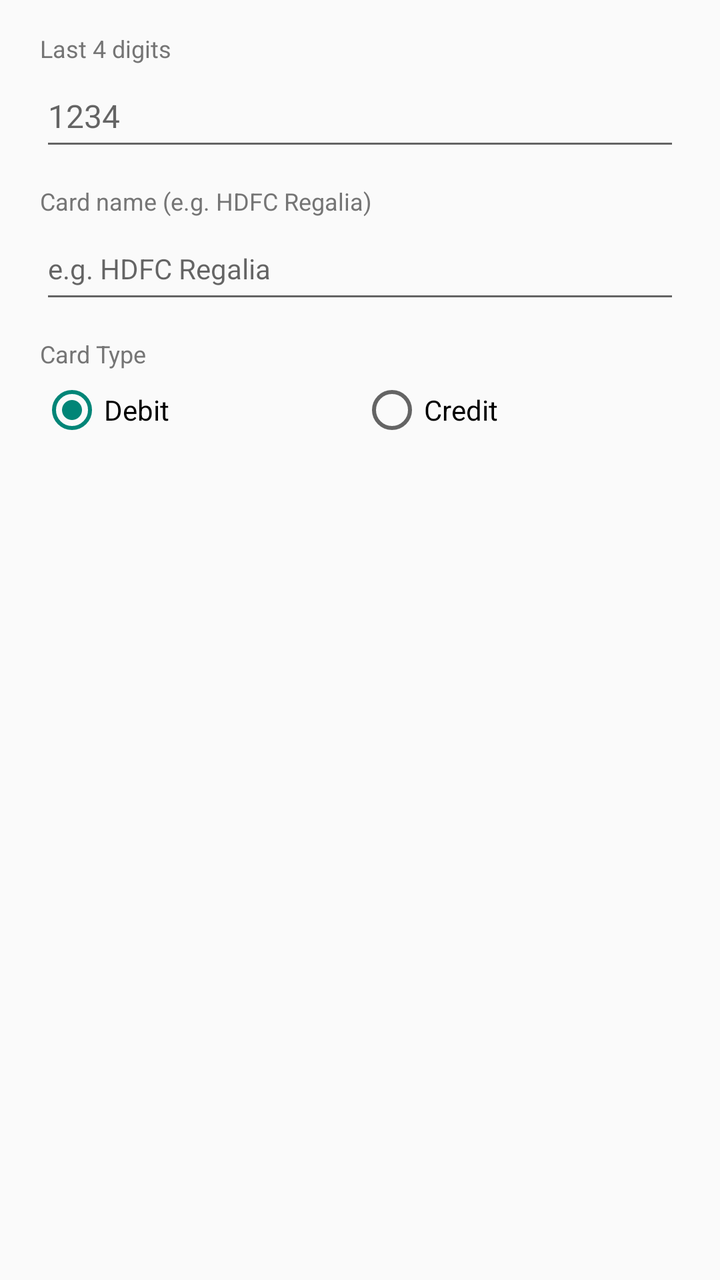
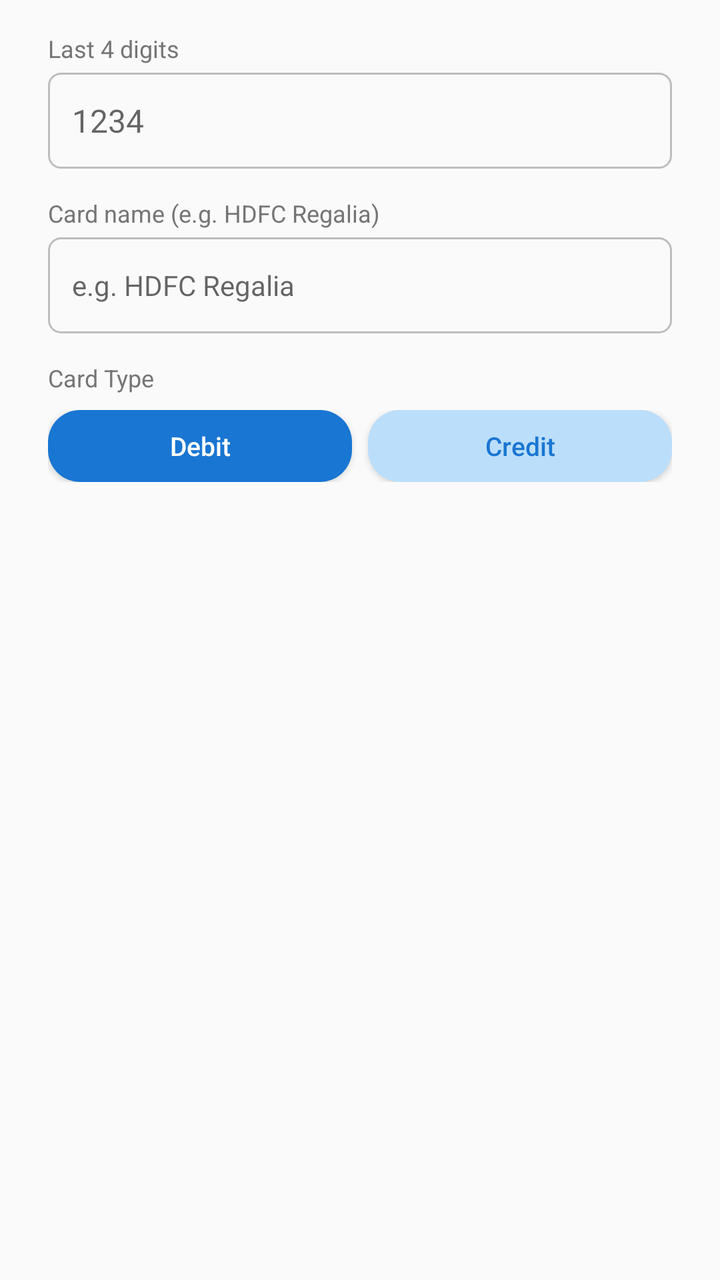

Two renders of the same Android screen: before a commit and after it. Below are the layout's source before the change and the commit's diff.
<!-- AndroidManifest.xml: application theme android:Theme.Material.Light.DarkActionBar -->
<!-- res/layout/dialog_edit_card.xml -->
<?xml version="1.0" encoding="utf-8"?>
<LinearLayout xmlns:android="http://schemas.android.com/apk/res/android"
    android:layout_width="match_parent"
    android:layout_height="wrap_content"
    android:orientation="vertical"
    android:paddingLeft="20dp"
    android:paddingRight="20dp"
    android:paddingTop="16dp"
    android:paddingBottom="8dp">

    <TextView
        android:layout_width="match_parent"
        android:layout_height="wrap_content"
        android:text="@string/hint_card_last4"
        android:textColor="#757575"
        android:textSize="12sp" />

    <EditText
        android:id="@+id/etCardLast4"
        android:layout_width="match_parent"
        android:layout_height="48dp"
        android:hint="1234"
        android:inputType="number"
        android:maxLength="4"
        android:textSize="16sp"
        android:textColor="#212121"
        android:layout_marginBottom="12dp" />

    <TextView
        android:layout_width="match_parent"
        android:layout_height="wrap_content"
        android:text="@string/hint_card_name"
        android:textColor="#757575"
        android:textSize="12sp" />

    <EditText
        android:id="@+id/etCardName"
        android:layout_width="match_parent"
        android:layout_height="48dp"
        android:hint="e.g. HDFC Regalia"
        android:inputType="textCapWords"
        android:textSize="14sp"
        android:textColor="#212121"
        android:layout_marginBottom="12dp" />

    <TextView
        android:layout_width="match_parent"
        android:layout_height="wrap_content"
        android:text="@string/label_card_type"
        android:textColor="#757575"
        android:textSize="12sp"
        android:layout_marginBottom="4dp" />

    <RadioGroup
        android:id="@+id/rgCardType"
        android:layout_width="match_parent"
        android:layout_height="wrap_content"
        android:orientation="horizontal">

        <RadioButton
            android:id="@+id/rbDebit"
            android:layout_width="0dp"
            android:layout_height="wrap_content"
            android:layout_weight="1"
            android:text="@string/label_debit"
            android:checked="true" />

        <RadioButton
            android:id="@+id/rbCredit"
            android:layout_width="0dp"
            android:layout_height="wrap_content"
            android:layout_weight="1"
            android:text="@string/label_credit" />

    </RadioGroup>

</LinearLayout>
<!-- resources referenced by this layout -->
<resources>
  <string name="hint_card_last4">Last 4 digits</string>
  <string name="hint_card_name">Card name (e.g. HDFC Regalia)</string>
  <string name="label_card_type">Card Type</string>
  <string name="label_credit">Credit</string>
  <string name="label_debit">Debit</string>
</resources>

<!-- the commit's change to res/layout/dialog_edit_card.xml (unified diff, before → after) -->
@@ -3,8 +3,8 @@
     android:layout_width="match_parent"
     android:layout_height="wrap_content"
     android:orientation="vertical"
-    android:paddingLeft="20dp"
-    android:paddingRight="20dp"
+    android:paddingLeft="24dp"
+    android:paddingRight="24dp"
     android:paddingTop="16dp"
     android:paddingBottom="8dp">
 
@@ -13,7 +13,8 @@
         android:layout_height="wrap_content"
         android:text="@string/hint_card_last4"
         android:textColor="#757575"
-        android:textSize="12sp" />
+        android:textSize="12sp"
+        android:layout_marginBottom="4dp" />
 
     <EditText
         android:id="@+id/etCardLast4"
@@ -24,14 +25,18 @@
         android:maxLength="4"
         android:textSize="16sp"
         android:textColor="#212121"
-        android:layout_marginBottom="12dp" />
+        android:background="@drawable/bg_edittext_outlined"
+        android:paddingLeft="12dp"
+        android:paddingRight="12dp"
+        android:layout_marginBottom="14dp" />
 
     <TextView
         android:layout_width="match_parent"
         android:layout_height="wrap_content"
         android:text="@string/hint_card_name"
         android:textColor="#757575"
-        android:textSize="12sp" />
+        android:textSize="12sp"
+        android:layout_marginBottom="4dp" />
 
     <EditText
         android:id="@+id/etCardName"
@@ -41,7 +46,10 @@
         android:inputType="textCapWords"
         android:textSize="14sp"
         android:textColor="#212121"
-        android:layout_marginBottom="12dp" />
+        android:background="@drawable/bg_edittext_outlined"
+        android:paddingLeft="12dp"
+        android:paddingRight="12dp"
+        android:layout_marginBottom="14dp" />
 
     <TextView
         android:layout_width="match_parent"
@@ -49,29 +57,37 @@
         android:text="@string/label_card_type"
         android:textColor="#757575"
         android:textSize="12sp"
-        android:layout_marginBottom="4dp" />
+        android:layout_marginBottom="8dp" />
 
-    <RadioGroup
-        android:id="@+id/rgCardType"
+    <LinearLayout
         android:layout_width="match_parent"
         android:layout_height="wrap_content"
-        android:orientation="horizontal">
+        android:orientation="horizontal"
+        android:layout_marginBottom="8dp">
 
-        <RadioButton
-            android:id="@+id/rbDebit"
+        <Button
+            android:id="@+id/btnCardDebit"
             android:layout_width="0dp"
-            android:layout_height="wrap_content"
+            android:layout_height="36dp"
             android:layout_weight="1"
             android:text="@string/label_debit"
-            android:checked="true" />
+            android:textSize="13sp"
+            android:textAllCaps="false"
+            android:background="@drawable/bg_chip_active"
+            android:textColor="#FFFFFF"
+            android:layout_marginRight="8dp" />
 
-        <RadioButton
-            android:id="@+id/rbCredit"
+        <Button
+            android:id="@+id/btnCardCredit"
             android:layout_width="0dp"
-            android:layout_height="wrap_content"
+            android:layout_height="36dp"
             android:layout_weight="1"
-            android:text="@string/label_credit" />
+            android:text="@string/label_credit"
+            android:textSize="13sp"
+            android:textAllCaps="false"
+            android:background="@drawable/bg_chip"
+            android:textColor="#1976D2" />
 
-    </RadioGroup>
+    </LinearLayout>
 
 </LinearLayout>
<!-- resource entries referenced after the edit -->
@@ -1,5 +1,37 @@
 <!-- resources referenced by this layout -->
 <resources>
+  <!-- drawable bg_chip (drawable) -->
+  <?xml version="1.0" encoding="utf-8"?>
+  <shape xmlns:android="http://schemas.android.com/apk/res/android"
+      android:shape="rectangle">
+      <solid android:color="#BBDEFB" />
+      <corners android:radius="16dp" />
+  </shape>
+  <!-- drawable bg_chip_active (drawable) -->
+  <?xml version="1.0" encoding="utf-8"?>
+  <shape xmlns:android="http://schemas.android.com/apk/res/android"
+      android:shape="rectangle">
+      <solid android:color="#1976D2" />
+      <corners android:radius="16dp" />
+  </shape>
+  <!-- drawable bg_edittext_outlined (drawable) -->
+  <?xml version="1.0" encoding="utf-8"?>
+  <selector xmlns:android="http://schemas.android.com/apk/res/android">
+      <item android:state_focused="true">
+          <shape android:shape="rectangle">
+              <solid android:color="#FFFFFF" />
+              <corners android:radius="6dp" />
+              <stroke android:width="2dp" android:color="#1976D2" />
+          </shape>
+      </item>
+      <item>
+          <shape android:shape="rectangle">
+              <solid android:color="#FAFAFA" />
+              <corners android:radius="6dp" />
+              <stroke android:width="1dp" android:color="#BDBDBD" />
+          </shape>
+      </item>
+  </selector>
   <string name="hint_card_last4">Last 4 digits</string>
   <string name="hint_card_name">Card name (e.g. HDFC Regalia)</string>
   <string name="label_card_type">Card Type</string>
